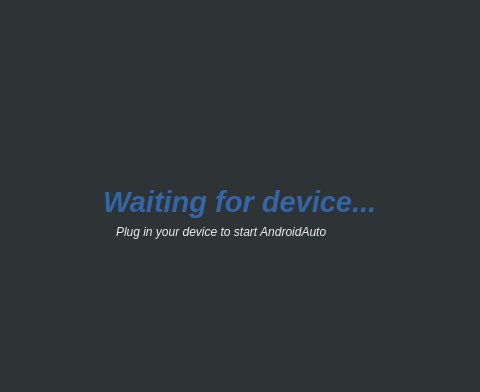
This is autoapp/Pages/HomePage.ui in prasha-au/openauto as Qt 5 draws it before an edit; both pictures show x 123 to 603 and y 0 to 392 of the 720 by 480 pixel window. The edited form follows.
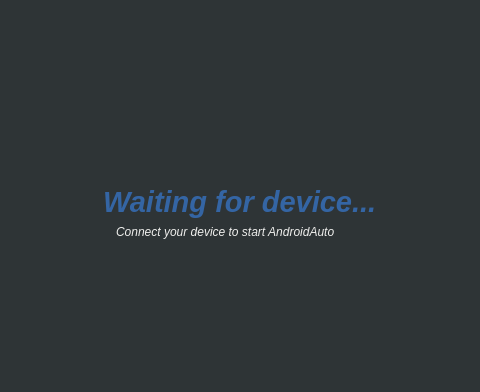
This is the edited form. Icons and pictures are not drawn.

Diff of the .ui file:
```diff
--- a/autoapp/Pages/HomePage.ui
+++ b/autoapp/Pages/HomePage.ui
@@ -88,7 +88,7 @@
             <string notr="true">padding-left:10px;</string>
            </property>
            <property name="text">
-            <string>&lt;html&gt;&lt;head/&gt;&lt;body&gt;&lt;p&gt;&lt;span style=&quot; font-style:italic; color:#eeeeec;&quot;&gt;Plug in your device to start AndroidAuto&lt;/span&gt;&lt;/p&gt;&lt;/body&gt;&lt;/html&gt;</string>
+            <string>&lt;html&gt;&lt;head/&gt;&lt;body&gt;&lt;p&gt;&lt;span style=&quot; font-style:italic; color:#eeeeec;&quot;&gt;Connect your device to start AndroidAuto&lt;/span&gt;&lt;/p&gt;&lt;/body&gt;&lt;/html&gt;</string>
            </property>
           </widget>
          </item>
```
